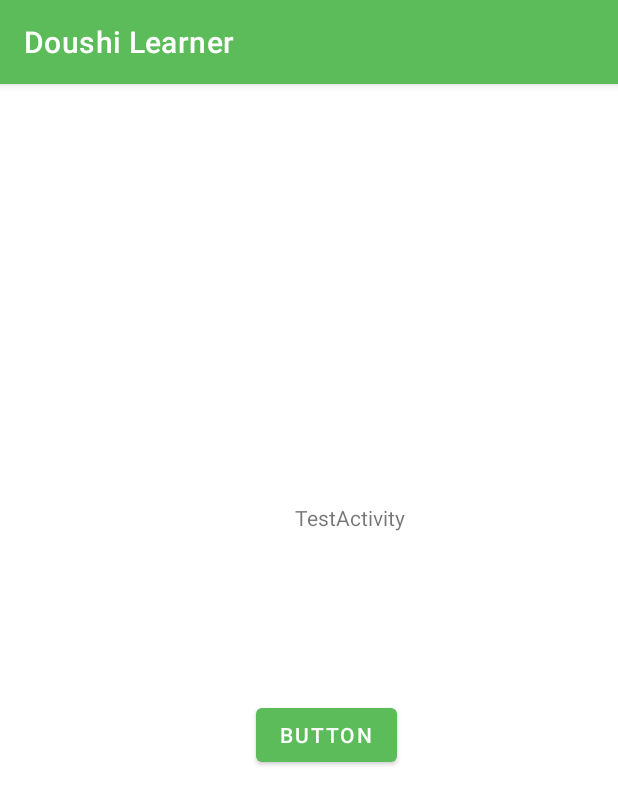
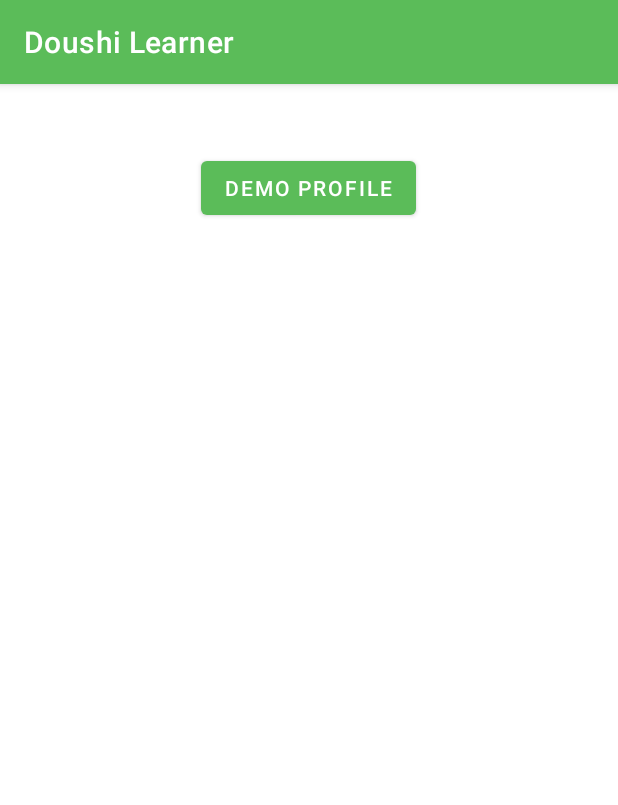
Before and after one commit to zhuje/NUMADSp22_FinalProject, an Android app: the TestActivity screen opened directly, with no data from a screen before it, on a phone screen of 412 x 824 dp. Shown: the top 805 px of the screen. Run offline under Robolectric (Android 15) with nearby library versions, the phone set to English and light mode, and no system bars.

```diff
--- a/app/src/main/java/edu/neu/madcourse/numadsp22_finalproject/MainActivity.java
+++ b/app/src/main/java/edu/neu/madcourse/numadsp22_finalproject/MainActivity.java
@@ -23,9 +23,6 @@ public class MainActivity extends AppCompatActivity {
         startActivity(intent);
     }
 
-    public void onClickProfile(View view){
-        Intent intent = new Intent(this, ProfileActivity.class);
-        startActivity(intent);
-    }
+
 
 }
--- a/app/src/main/java/edu/neu/madcourse/numadsp22_finalproject/RegisterActivity.java
+++ b/app/src/main/java/edu/neu/madcourse/numadsp22_finalproject/RegisterActivity.java
@@ -84,7 +84,7 @@ public class RegisterActivity extends AppCompatActivity {
                                     .addOnCompleteListener(task12 -> Log.d("PRUNE", "User profile updated."));
 
                             // add user to realtime database
-                            User newUser = new User(authUserProfile.getUid(), username);
+                            User newUser = new User(authUserProfile.getUid());
                             databaseReference.child("Users").child(authUserProfile.getUid()).setValue(newUser)
                                     .addOnCompleteListener(task1 -> {
                                         if (task1.isSuccessful()) {
--- a/app/src/main/java/edu/neu/madcourse/numadsp22_finalproject/User.java
+++ b/app/src/main/java/edu/neu/madcourse/numadsp22_finalproject/User.java
@@ -7,9 +7,8 @@ public class User {
 
     public User(){}
 
-    public User(String uuid, String username){
+    public User(String uuid){
         this.uuid = uuid;
-        this.username = username;
         this.rank = 0;
     }
 
--- a/app/src/main/res/layout/activity_test.xml
+++ b/app/src/main/res/layout/activity_test.xml
@@ -1,34 +1,22 @@
 <?xml version="1.0" encoding="utf-8"?>
-<androidx.constraintlayout.widget.ConstraintLayout xmlns:android="http://schemas.android.com/apk/res/android"
+<LinearLayout xmlns:android="http://schemas.android.com/apk/res/android"
     xmlns:app="http://schemas.android.com/apk/res-auto"
     xmlns:tools="http://schemas.android.com/tools"
     android:layout_width="match_parent"
     android:layout_height="match_parent"
+    android:padding="15dp"
+    android:orientation="vertical"
     tools:context=".TestActivity">
 
-    <TextView
-        android:id="@+id/textView2"
+
+    <Button
+        android:id="@+id/btn_test_profile"
+        android:onClick="onClickGoToProfile"
         android:layout_width="wrap_content"
         android:layout_height="wrap_content"
-        android:layout_marginStart="204dp"
-        android:layout_marginTop="261dp"
-        android:layout_marginEnd="149dp"
-        android:layout_marginBottom="451dp"
-        android:text="TestActivity"
-        app:layout_constraintBottom_toBottomOf="parent"
-        app:layout_constraintEnd_toEndOf="parent"
-        app:layout_constraintStart_toStartOf="parent"
-        app:layout_constraintTop_toTopOf="parent" />
+        android:text="DEMO PROFILE"
+        android:layout_marginTop="30dp"
+        android:layout_gravity="center_horizontal"
+        />
 
-    <Button
-        android:id="@+id/button"
-        android:layout_width="wrap_content"
-        android:layout_height="wrap_content"
-        android:layout_marginStart="170dp"
-        android:layout_marginTop="111dp"
-        android:layout_marginEnd="147dp"
-        android:text="Button"
-        app:layout_constraintEnd_toEndOf="parent"
-        app:layout_constraintStart_toStartOf="parent"
-        app:layout_constraintTop_toBottomOf="@+id/textView2" />
-</androidx.constraintlayout.widget.ConstraintLayout>
+</LinearLayout>
--- a/app/src/main/res/values/colors.xml
+++ b/app/src/main/res/values/colors.xml
@@ -12,6 +12,7 @@
     <color name="colorAccent"> #bf40ff </color>
     <color name="colorWhite"> #FFFFFF </color>
     <color name="grey">#98949A</color>
+    <color name="red">#ED0505</color>
 
 
 
```
Also changed, not shown: app/src/main/java/edu/neu/madcourse/numadsp22_finalproject/ProfileActivity.java (+16 -10 lines), app/src/main/java/edu/neu/madcourse/numadsp22_finalproject/TestActivity.java (+8 -0 lines), app/src/main/res/layout/activity_main.xml (+0 -10 lines), app/src/main/res/layout/activity_profile.xml (+11 -1 lines).
